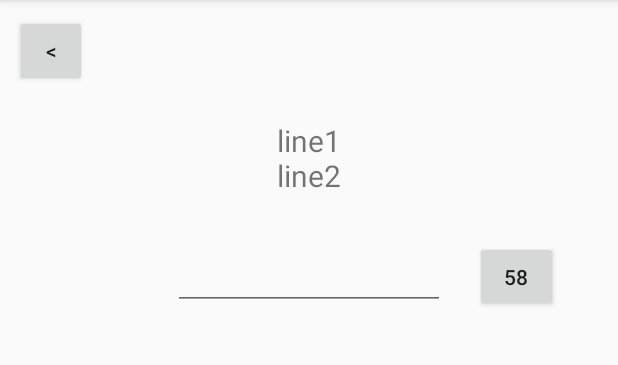
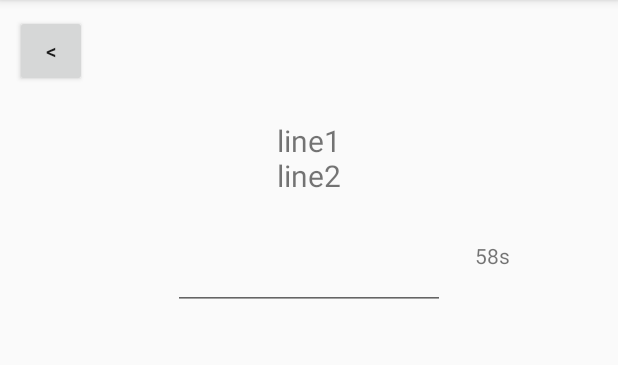
Before and after one commit to yusufardho/2fastfingers, an Android app: the screen it shows after launch (MainActivity), after a tap on "START", on a phone screen of 412 x 824 dp, the part 84-449 px from its top. Run offline under Robolectric (Android 15) with nearby library versions, the phone set to English and light mode, and no system bars; 6 statements that could not run were skipped.

Commit message:
change timer button to textview

```diff
--- a/app/src/main/java/id/ac/ui/cs/mobileprogramming/yusuftriardho/twofastfingers/ui/main/MainFragment.java
+++ b/app/src/main/java/id/ac/ui/cs/mobileprogramming/yusuftriardho/twofastfingers/ui/main/MainFragment.java
@@ -22,8 +22,8 @@ import id.ac.ui.cs.mobileprogramming.yusuftriardho.twofastfingers.R;
 
 public class MainFragment extends Fragment {
 
-    private Button sideBarBtn, startBtn, timer, backBtn;
-    private TextView title, textBox, resultBox;
+    private Button sideBarBtn, startBtn, backBtn;
+    private TextView title, textBox, resultBox, timer;
     private EditText input;
     private String show;
     private String[] words;
@@ -96,6 +96,7 @@ public class MainFragment extends Fragment {
             f2 = View.VISIBLE; // 0
         } else {
             resultBox.setText("Your score: " + String.valueOf(wordCount) + " word correct!");
+
         }
 
         sideBarBtn.setVisibility(f1);
@@ -111,11 +112,11 @@ public class MainFragment extends Fragment {
 
     void initText() {
         String[] word_src = mViewModel.words;
-        words = new String[201];
+        words = new String[1001];
         show = "";
         int wordIdx = 1;
         int current_length = 0;
-        for (int i = 1; i <= 200; i++) {
+        for (int i = 1; i <= 1000; i++) {
             String now = word_src[new Random().nextInt(word_src.length)] + " ";
             if (current_length + now.length() <= 27) {
                 words[wordIdx] = now;
@@ -124,8 +125,8 @@ public class MainFragment extends Fragment {
                 wordIdx++;
             }
             else {
-                show += "\n";
-                current_length = 0;
+                show += "\n" + now;
+                current_length = now.length();
             }
         }
         textBox.setText(show);
@@ -136,11 +137,8 @@ public class MainFragment extends Fragment {
         pointerWords = 1;
 
         input.addTextChangedListener(new TextWatcher() {
-            public void beforeTextChanged(CharSequence s, int start, int count, int after) {
-            }
-            public void onTextChanged(CharSequence s, int start, int before, int count) {
-            }
-
+            public void beforeTextChanged(CharSequence s, int start, int count, int after) {}
+            public void onTextChanged(CharSequence s, int start, int before, int count) {}
             public void afterTextChanged(Editable s) {
                 String lastWord = s.toString();
                 if(s.toString().contains(" ")){
@@ -159,7 +157,7 @@ public class MainFragment extends Fragment {
         new CountDownTimer(60000, 1000) {
 
             public void onTick(long ms) {
-                timer.setText(""+ms/1000);
+                timer.setText(ms/1000+"s");
             }
 
             public void onFinish() {
--- a/app/src/main/res/layout/main_fragment.xml
+++ b/app/src/main/res/layout/main_fragment.xml
@@ -78,13 +78,12 @@
         app:layout_constraintStart_toStartOf="parent"
         app:layout_constraintTop_toBottomOf="@+id/textBox" />
 
-    <Button
+    <TextView
         android:id="@+id/timer"
         android:layout_width="55dp"
         android:layout_height="47dp"
         android:layout_marginStart="20dp"
         android:layout_marginTop="30dp"
-        android:clickable="false"
         android:text="@string/init_timer"
         android:visibility="gone"
         app:layout_constraintStart_toEndOf="@+id/inputText"
```
